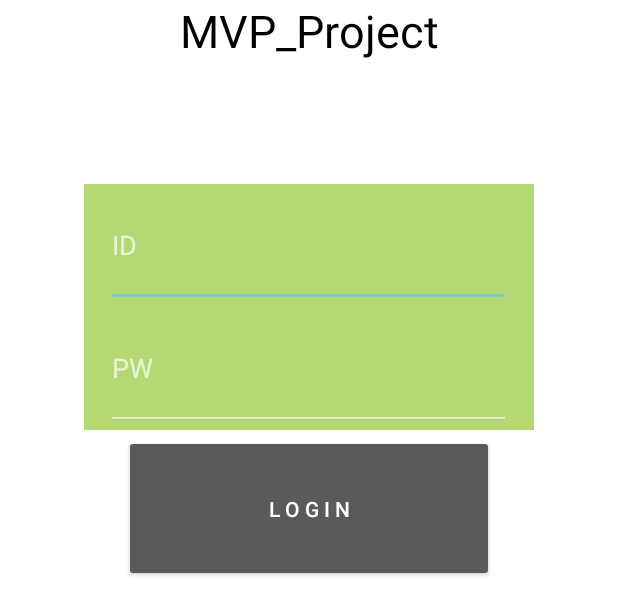
After one commit to Mellbrown/MVP_project, an Android app: the layout act3_login.xml on its own in the app's theme, with its tools: preview values and no code run, on a phone screen of 412 x 824 dp. The commit adds this screen. Shown: the top 615 px of the screen. Run offline under Robolectric (Android 15) with nearby library versions, the phone set to English and light mode, and no system bars.

Commit message:
ACT3 init

```diff
--- /dev/null
+++ b/app/src/main/java/com/techwork/kjc/mvp_project/activity/ACT3_Login.java
@@ -0,0 +1,61 @@
+package com.techwork.kjc.mvp_project.activity;
+
+import android.os.Bundle;
+import android.support.annotation.Nullable;
+import android.support.v7.app.AppCompatActivity;
+import android.util.Log;
+import android.view.View;
+import android.widget.Button;
+import android.widget.EditText;
+
+import com.techwork.kjc.mvp_project.R;
+
+import java.io.Serializable;
+import java.lang.reflect.Array;
+import java.util.ArrayList;
+
+public class ACT3_Login extends AppCompatActivity{
+
+    // 필요한 UI
+    private Button linkLogin;
+
+    //request listner을 위한 intent 파라메터 식별자
+    public static final String REQUEST_LISTNER = "REQUEST_LISTNER";
+
+    //request listner
+    ACT3_Login.RequestListener requestListener;
+    //ownFunction
+    private ArrayList<String> goLogin(){
+        ArrayList<String> info = null;
+        info.add(((EditText)findViewById(R.id.act3_id)).getText().toString());
+        info.add(((EditText)findViewById(R.id.act3_pw)).getText().toString());
+        return info;
+    }
+
+    void onClick(View v){
+        switch (v.getId()){
+            case R.id.act3_login:
+                ArrayList<String> info = goLogin();
+                requestListener.onRequestLogin(info.get(0),info.get(1));
+                break;
+        }
+    }
+
+    @Override
+    protected void onCreate(@Nullable Bundle savedInstanceState) {
+        super.onCreate(savedInstanceState);
+        setContentView(R.layout.act3_login);
+
+        // UI 로드
+        linkLogin = findViewById(R.id.linkSignup);
+        requestListener = ((RequestListener) getIntent().getSerializableExtra(REQUEST_LISTNER));
+
+        if (requestListener == null) {
+            Log.e("ACT3_Login","not recieve requestListner");
+        }
+    }
+
+    public interface RequestListener extends Serializable {
+        void onRequestLogin(String email, String password);
+    }
+}
--- a/app/src/main/java/com/techwork/kjc/mvp_project/controller/TestController.java
+++ b/app/src/main/java/com/techwork/kjc/mvp_project/controller/TestController.java
@@ -1,12 +1,25 @@
 package com.techwork.kjc.mvp_project.controller;
 
+import android.content.Intent;
+import android.support.annotation.Nullable;
 import android.support.v7.app.AppCompatActivity;
 import android.os.Bundle;
+
+import com.techwork.kjc.mvp_project.activity.ACT3_Login;
 
 public class TestController extends AppCompatActivity {
 
     @Override
-    protected void onCreate(Bundle savedInstanceState) {
+    protected void onCreate(@Nullable Bundle savedInstanceState) {
         super.onCreate(savedInstanceState);
+
+        Intent intent = new Intent(this, ACT3_Login.class);
+        intent.putExtra(ACT3_Login.REQUEST_LISTNER, new ACT3_Login.RequestListener() {
+            @Override
+            public void onRequestLogin(String email, String password) {
+
+            }
+        });
+        startActivity(intent);
     }
 }
--- /dev/null
+++ b/app/src/main/res/layout/act3_login.xml
@@ -0,0 +1,94 @@
+<?xml version="1.0" encoding="utf-8"?>
+<LinearLayout xmlns:android="http://schemas.android.com/apk/res/android"
+    xmlns:tools="http://schemas.android.com/tools"
+    android:layout_width="match_parent"
+    android:layout_height="match_parent"
+    android:weightSum="1"
+    android:orientation="vertical"
+    android:background="@color/colorWhite"
+    >
+    <LinearLayout
+        android:layout_height="0dp"
+        android:layout_width="match_parent"
+        android:layout_weight="0.15"
+        android:weightSum="1"
+        android:orientation="horizontal"
+        android:gravity="center"
+        >
+        <TextView
+            android:layout_height="match_parent"
+            android:layout_width="0dp"
+            android:layout_weight="0.6"
+            android:textColor="@color/colorBlack"
+            android:textSize="30dp"
+            android:text="MVP_Project"
+            android:textAlignment="center"
+            android:layout_gravity="center"
+            />
+    </LinearLayout>
+    <LinearLayout
+        android:layout_height="0dp"
+        android:layout_width="match_parent"
+        android:layout_weight="0.2"
+        android:weightSum="1"
+        android:orientation="vertical"
+        >
+        <LinearLayout
+            android:layout_width="300dp"
+            android:layout_height="0dp"
+            android:gravity="center"
+            android:layout_gravity="center"
+            android:layout_weight="0.5"
+            android:weightSum="1"
+            android:orientation="horizontal"
+            android:background="@color/colorTest"
+            >
+            <EditText
+                android:layout_width="0dp"
+                android:layout_height="match_parent"
+                android:layout_weight="0.9"
+                android:hint="ID"
+                android:gravity="center"
+                android:textAlignment="textStart"
+                android:id="@+id/act3_id"
+                tools:ignore="RtlCompat" />
+        </LinearLayout>
+        <LinearLayout
+            android:layout_width="300dp"
+            android:layout_height="0dp"
+            android:gravity="center"
+            android:layout_gravity="center"
+            android:layout_weight="0.5"
+            android:weightSum="1"
+            android:orientation="horizontal"
+            android:background="@color/colorTest"
+            >
+            <EditText
+                android:layout_width="0dp"
+                android:layout_height="match_parent"
+                android:layout_weight="0.9"
+                android:hint="PW"
+                android:gravity="center"
+                android:textAlignment="textStart"
+                android:id="@+id/act3_pw"
+                tools:ignore="RtlCompat" />
+        </LinearLayout>
+    </LinearLayout>
+    <LinearLayout
+        android:layout_height="0dp"
+        android:layout_width="match_parent"
+        android:layout_weight="0.12"
+        android:weightSum="1"
+        android:layout_marginTop="3dp"
+        android:gravity="center"
+        android:orientation="horizontal"
+        >
+        <Button
+            android:layout_height="match_parent"
+            android:layout_width="0dp"
+            android:layout_weight="0.6"
+            android:text="L o g i n"
+            android:id="@+id/act3_login"
+            />
+    </LinearLayout>
+</LinearLayout>
--- a/app/src/main/res/values/colors.xml
+++ b/app/src/main/res/values/colors.xml
@@ -3,4 +3,7 @@
     <color name="colorPrimary">#3F51B5</color>
     <color name="colorPrimaryDark">#303F9F</color>
     <color name="colorAccent">#FF4081</color>
+    <color name="colorWhite">#ffffff</color>
+    <color name="colorTest">#b4d974</color>
+    <color name="colorBlack">#000000</color>
 </resources>
```
